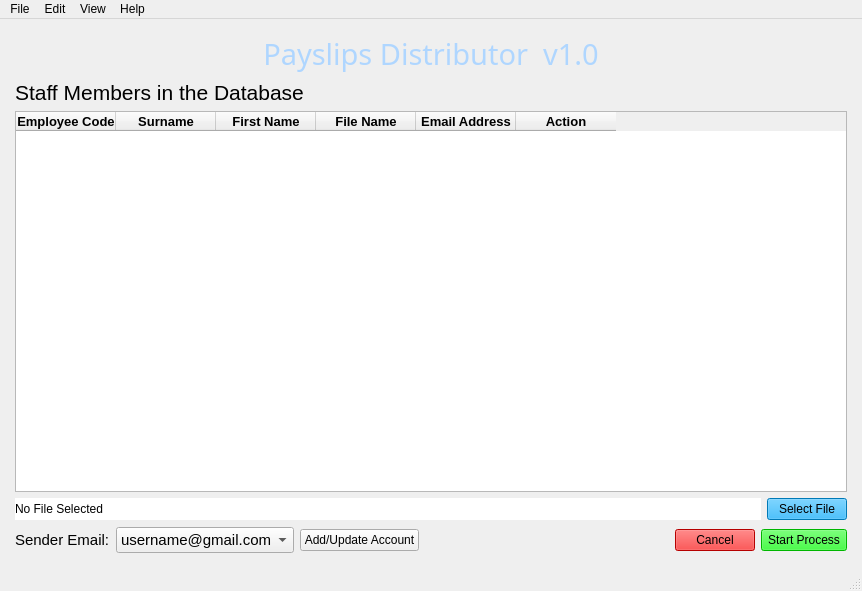
Above: main_window.ui from abiatarfestus/payslips before the change. Below: the same form after it.
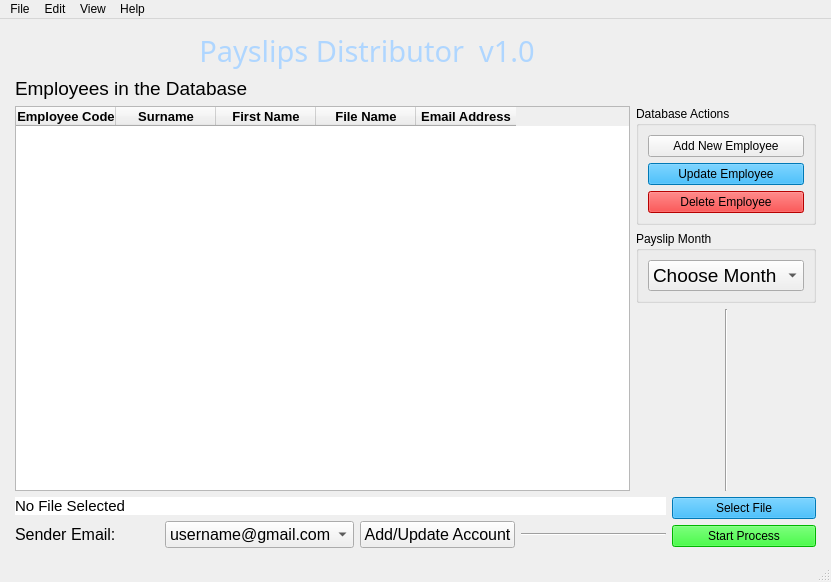
That is the form after the change. Icons and pictures are not drawn.

Patch:
```diff
--- a/main_window.ui
+++ b/main_window.ui
@@ -6,8 +6,8 @@
    <rect>
     <x>0</x>
     <y>0</y>
-    <width>862</width>
-    <height>591</height>
+    <width>831</width>
+    <height>582</height>
    </rect>
   </property>
   <property name="windowTitle">
@@ -19,100 +19,15 @@
      <number>15</number>
     </property>
     <property name="topMargin">
-     <number>15</number>
+     <number>12</number>
     </property>
     <property name="rightMargin">
      <number>15</number>
     </property>
     <property name="bottomMargin">
-     <number>15</number>
+     <number>12</number>
     </property>
-    <item row="2" column="0">
-     <widget class="QTableWidget" name="table_widget">
-      <property name="sizeAdjustPolicy">
-       <enum>QAbstractScrollArea::AdjustIgnored</enum>
-      </property>
-      <property name="rowCount">
-       <number>0</number>
-      </property>
-      <attribute name="verticalHeaderStretchLastSection">
-       <bool>false</bool>
-      </attribute>
-      <column>
-       <property name="text">
-        <string>Employee Code</string>
-       </property>
-       <property name="font">
-        <font>
-         <pointsize>10</pointsize>
-         <weight>75</weight>
-         <bold>true</bold>
-        </font>
-       </property>
-      </column>
-      <column>
-       <property name="text">
-        <string>Surname</string>
-       </property>
-       <property name="font">
-        <font>
-         <pointsize>10</pointsize>
-         <weight>75</weight>
-         <bold>true</bold>
-        </font>
-       </property>
-      </column>
-      <column>
-       <property name="text">
-        <string>First Name</string>
-       </property>
-       <property name="font">
-        <font>
-         <pointsize>10</pointsize>
-         <weight>75</weight>
-         <bold>true</bold>
-        </font>
-       </property>
-      </column>
-      <column>
-       <property name="text">
-        <string>File Name</string>
-       </property>
-       <property name="font">
-        <font>
-         <pointsize>10</pointsize>
-         <weight>75</weight>
-         <bold>true</bold>
-        </font>
-       </property>
-      </column>
-      <column>
-       <property name="text">
-        <string>Email Address</string>
-       </property>
-       <property name="font">
-        <font>
-         <pointsize>10</pointsize>
-         <weight>75</weight>
-         <bold>true</bold>
-        </font>
-       </property>
-      </column>
-      <column>
-       <property name="text">
-        <string>Action</string>
-       </property>
-       <property name="font">
-        <font>
-         <pointsize>10</pointsize>
-         <weight>75</weight>
-         <bold>true</bold>
-        </font>
-       </property>
-      </column>
-     </widget>
-    </item>
-    <item row="0" column="0">
+    <item row="0" column="0" colspan="2">
      <widget class="QLabel" name="title_label">
       <property name="font">
        <font>
@@ -139,37 +54,249 @@
      <widget class="QLabel" name="table_title_label">
       <property name="font">
        <font>
-        <pointsize>16</pointsize>
+        <pointsize>14</pointsize>
         <weight>50</weight>
         <bold>false</bold>
        </font>
       </property>
       <property name="text">
-       <string>Staff Members in the Database</string>
+       <string>Employees in the Database</string>
       </property>
      </widget>
     </item>
-    <item row="3" column="0">
-     <layout class="QGridLayout" name="gridLayout">
-      <property name="leftMargin">
-       <number>0</number>
+    <item row="2" column="0" rowspan="3">
+     <widget class="QTableWidget" name="table_widget">
+      <property name="sizeAdjustPolicy">
+       <enum>QAbstractScrollArea::AdjustIgnored</enum>
       </property>
-      <property name="rightMargin">
+      <property name="rowCount">
        <number>0</number>
       </property>
-      <item row="1" column="5" colspan="2">
-       <widget class="QPushButton" name="start_button">
-        <property name="styleSheet">
-         <string notr="true">background-color: rgb(0, 255, 0);
+      <attribute name="verticalHeaderStretchLastSection">
+       <bool>false</bool>
+      </attribute>
+      <column>
+       <property name="text">
+        <string>Employee Code</string>
+       </property>
+       <property name="font">
+        <font>
+         <pointsize>10</pointsize>
+         <weight>75</weight>
+         <bold>true</bold>
+        </font>
+       </property>
+      </column>
+      <column>
+       <property name="text">
+        <string>Surname</string>
+       </property>
+       <property name="font">
+        <font>
+         <pointsize>10</pointsize>
+         <weight>75</weight>
+         <bold>true</bold>
+        </font>
+       </property>
+      </column>
+      <column>
+       <property name="text">
+        <string>First Name</string>
+       </property>
+       <property name="font">
+        <font>
+         <pointsize>10</pointsize>
+         <weight>75</weight>
+         <bold>true</bold>
+        </font>
+       </property>
+      </column>
+      <column>
+       <property name="text">
+        <string>File Name</string>
+       </property>
+       <property name="font">
+        <font>
+         <pointsize>10</pointsize>
+         <weight>75</weight>
+         <bold>true</bold>
+        </font>
+       </property>
+      </column>
+      <column>
+       <property name="text">
+        <string>Email Address</string>
+       </property>
+       <property name="font">
+        <font>
+         <pointsize>10</pointsize>
+         <weight>75</weight>
+         <bold>true</bold>
+        </font>
+       </property>
+      </column>
+     </widget>
+    </item>
+    <item row="2" column="1" colspan="3">
+     <widget class="QGroupBox" name="groupBox">
+      <property name="title">
+       <string>Database Actions</string>
+      </property>
+      <layout class="QVBoxLayout" name="verticalLayout">
+       <item>
+        <widget class="QPushButton" name="start_button_2">
+         <property name="styleSheet">
+          <string notr="true">font: 12pt &quot;MS Shell Dlg 2&quot;;</string>
+         </property>
+         <property name="text">
+          <string>Add New Employee</string>
+         </property>
+        </widget>
+       </item>
+       <item>
+        <widget class="QPushButton" name="select_file_button_2">
+         <property name="autoFillBackground">
+          <bool>false</bool>
+         </property>
+         <property name="styleSheet">
+          <string notr="true">background-color: rgb(0, 170, 255);
 font: 12pt &quot;MS Shell Dlg 2&quot;;</string>
-        </property>
-        <property name="text">
-         <string>Start Process</string>
-        </property>
-       </widget>
-      </item>
-      <item row="0" column="0" colspan="6">
+         </property>
+         <property name="text">
+          <string>Update Employee</string>
+         </property>
+        </widget>
+       </item>
+       <item>
+        <widget class="QPushButton" name="cancel_button_2">
+         <property name="styleSheet">
+          <string notr="true">background-color: rgb(255, 0, 0);
+font: 12pt &quot;MS Shell Dlg 2&quot;;</string>
+         </property>
+         <property name="text">
+          <string>Delete Employee</string>
+         </property>
+        </widget>
+       </item>
+      </layout>
+     </widget>
+    </item>
+    <item row="3" column="1" colspan="3">
+     <widget class="QGroupBox" name="groupBox_2">
+      <property name="title">
+       <string>Payslip Month</string>
+      </property>
+      <layout class="QVBoxLayout" name="verticalLayout_2">
+       <item>
+        <widget class="QComboBox" name="comboBox">
+         <property name="font">
+          <font>
+           <pointsize>14</pointsize>
+          </font>
+         </property>
+         <item>
+          <property name="text">
+           <string>Choose Month</string>
+          </property>
+         </item>
+         <item>
+          <property name="text">
+           <string>January</string>
+          </property>
+         </item>
+         <item>
+          <property name="text">
+           <string>February</string>
+          </property>
+         </item>
+         <item>
+          <property name="text">
+           <string>March</string>
+          </property>
+         </item>
+         <item>
+          <property name="text">
+           <string>April</string>
+          </property>
+         </item>
+         <item>
+          <property name="text">
+           <string>May</string>
+          </property>
+         </item>
+         <item>
+          <property name="text">
+           <string>June</string>
+          </property>
+         </item>
+         <item>
+          <property name="text">
+           <string>July</string>
+          </property>
+         </item>
+         <item>
+          <property name="text">
+           <string>August</string>
+          </property>
+         </item>
+         <item>
+          <property name="text">
+           <string>September</string>
+          </property>
+         </item>
+         <item>
+          <property name="text">
+           <string>October</string>
+          </property>
+         </item>
+         <item>
+          <property name="text">
+           <string>November</string>
+          </property>
+         </item>
+         <item>
+          <property name="text">
+           <string>December</string>
+          </property>
+         </item>
+        </widget>
+       </item>
+      </layout>
+     </widget>
+    </item>
+    <item row="4" column="2">
+     <widget class="Line" name="line_2">
+      <property name="orientation">
+       <enum>Qt::Vertical</enum>
+      </property>
+     </widget>
+    </item>
+    <item row="4" column="3">
+     <spacer name="verticalSpacer">
+      <property name="orientation">
+       <enum>Qt::Vertical</enum>
+      </property>
+      <property name="sizeHint" stdset="0">
+       <size>
+        <width>20</width>
+        <height>176</height>
+       </size>
+      </property>
+     </spacer>
+    </item>
+    <item row="5" column="0" colspan="4">
+     <layout class="QGridLayout" name="gridLayout_3">
+      <item row="0" column="0" colspan="4">
        <widget class="QLabel" name="file_url_label">
+        <property name="font">
+         <font>
+          <family>MS Shell Dlg 2</family>
+          <pointsize>11</pointsize>
+          <weight>50</weight>
+          <italic>false</italic>
+          <bold>false</bold>
+         </font>
+        </property>
         <property name="styleSheet">
          <string notr="true">background-color: rgb(255, 255, 255);
 font: 11pt &quot;MS Shell Dlg 2&quot;;</string>
@@ -179,17 +306,44 @@
         </property>
        </widget>
       </item>
-      <item row="0" column="6">
-       <widget class="QPushButton" name="select_file_button">
-        <property name="autoFillBackground">
-         <bool>false</bool>
-        </property>
-        <property name="styleSheet">
-         <string notr="true">background-color: rgb(0, 170, 255);
+      <item row="0" column="4" rowspan="2">
+       <layout class="QGridLayout" name="gridLayout">
+        <item row="0" column="0">
+         <widget class="QPushButton" name="select_file_button">
+          <property name="autoFillBackground">
+           <bool>false</bool>
+          </property>
+          <property name="styleSheet">
+           <string notr="true">background-color: rgb(0, 170, 255);
 font: 12pt &quot;MS Shell Dlg 2&quot;;</string>
+          </property>
+          <property name="text">
+           <string>Select File</string>
+          </property>
+         </widget>
+        </item>
+        <item row="1" column="0">
+         <widget class="QPushButton" name="start_button">
+          <property name="styleSheet">
+           <string notr="true">background-color: rgb(0, 255, 0);
+font: 12pt &quot;MS Shell Dlg 2&quot;;</string>
+          </property>
+          <property name="text">
+           <string>Start Process</string>
+          </property>
+         </widget>
+        </item>
+       </layout>
+      </item>
+      <item row="1" column="0">
+       <widget class="QLabel" name="sender_label">
+        <property name="font">
+         <font>
+          <pointsize>12</pointsize>
+         </font>
         </property>
         <property name="text">
-         <string>Select File</string>
+         <string>Sender Email:</string>
         </property>
        </widget>
       </item>
@@ -197,7 +351,7 @@
        <widget class="QComboBox" name="acc_combo">
         <property name="font">
          <font>
-          <pointsize>11</pointsize>
+          <pointsize>12</pointsize>
          </font>
         </property>
         <item>
@@ -207,47 +361,23 @@
         </item>
        </widget>
       </item>
-      <item row="1" column="4">
-       <widget class="QPushButton" name="cancel_button">
-        <property name="styleSheet">
-         <string notr="true">background-color: rgb(255, 0, 0);
-font: 12pt &quot;MS Shell Dlg 2&quot;;</string>
-        </property>
-        <property name="text">
-         <string>Cancel</string>
-        </property>
-       </widget>
-      </item>
       <item row="1" column="2">
        <widget class="QPushButton" name="update_acc_button">
+        <property name="font">
+         <font>
+          <pointsize>12</pointsize>
+         </font>
+        </property>
         <property name="text">
          <string>Add/Update Account</string>
         </property>
        </widget>
       </item>
       <item row="1" column="3">
-       <spacer name="horizontalSpacer">
+       <widget class="Line" name="line">
         <property name="orientation">
          <enum>Qt::Horizontal</enum>
         </property>
-        <property name="sizeHint" stdset="0">
-         <size>
-          <width>78</width>
-          <height>28</height>
-         </size>
-        </property>
-       </spacer>
-      </item>
-      <item row="1" column="0">
-       <widget class="QLabel" name="sender_label">
-        <property name="font">
-         <font>
-          <pointsize>11</pointsize>
-         </font>
-        </property>
-        <property name="text">
-         <string>Sender Email:</string>
-        </property>
        </widget>
       </item>
      </layout>
@@ -259,7 +389,7 @@
     <rect>
      <x>0</x>
      <y>0</y>
-     <width>862</width>
+     <width>831</width>
      <height>21</height>
     </rect>
    </property>
```
